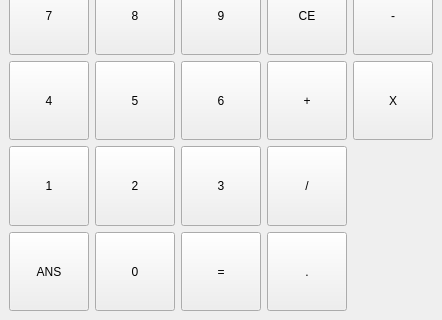
Before: the Qt Designer form gui/Calculator.ui in FernandoLGL/calculator-qt-cpp, drawn with Qt 5; both pictures show x 0 to 442 and y 217 to 537 of the 442 by 537 pixel window.
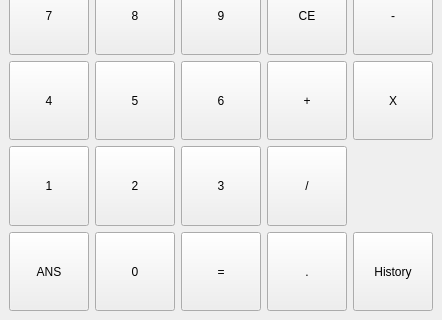
After: the same form once the commit is applied.

Commit message: oh god

Patch:
```diff
--- a/gui/Calculator.ui
+++ b/gui/Calculator.ui
@@ -272,6 +272,19 @@
       </property>
      </widget>
     </item>
+    <item row="6" column="4">
+     <widget class="QPushButton" name="pushButton_hist">
+      <property name="sizePolicy">
+       <sizepolicy hsizetype="Minimum" vsizetype="Preferred">
+        <horstretch>0</horstretch>
+        <verstretch>0</verstretch>
+       </sizepolicy>
+      </property>
+      <property name="text">
+       <string>History</string>
+      </property>
+     </widget>
+    </item>
    </layout>
   </widget>
   <widget class="QMenuBar" name="menubar">
```
The commit also changes 2 other files.
